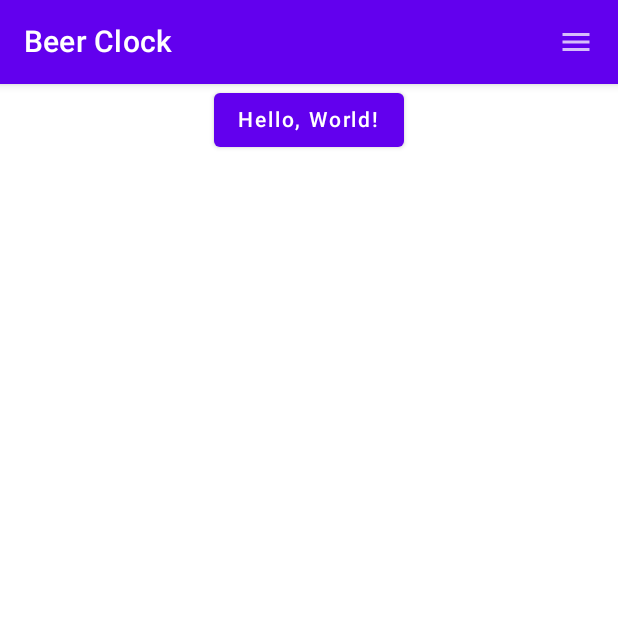
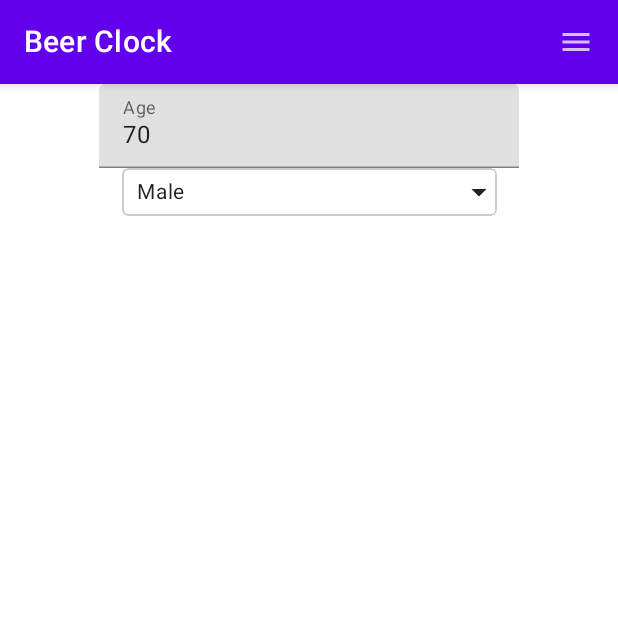
Before and after one commit to thaapasa/beerclock-multiplatform, an Android app built with Jetpack Compose: the screen it shows after launch (MainActivity), on a phone screen of 412 x 824 dp, the top half of it. Run offline under Robolectric (Android 15) with nearby library versions, the phone set to English and light mode, and no system bars.

Commit message:
Created UI for selecting user preferences

```diff
--- a/shared/src/commonMain/kotlin/App.kt
+++ b/shared/src/commonMain/kotlin/App.kt
@@ -6,7 +6,7 @@ import fi.tuska.beerclock.ui.MainScreen
 
 @Composable
 fun App() {
-    MainLayout(content = { paddingValues -> MainScreen(paddingValues) })
+    MainLayout(content = { MainScreen() })
 }
 
 expect fun getPlatformName(): String
--- a/shared/src/commonMain/kotlin/ui/DrawerContent.kt
+++ b/shared/src/commonMain/kotlin/ui/DrawerContent.kt
@@ -13,9 +13,9 @@ import androidx.compose.ui.unit.dp
 @Composable
 fun DrawerContent() {
     Column(modifier = Modifier.fillMaxSize(), verticalArrangement = Arrangement.Top) {
-        Text(text = strings.menuSettings, modifier = Modifier.padding(16.dp).clickable { /* Handle click */ })
-        Text(text = strings.menuDrinks, modifier = Modifier.padding(16.dp).clickable { /* Handle click */ })
-        Text(text = strings.menuStatistics, modifier = Modifier.padding(16.dp).clickable { /* Handle click */ })
+        Text(text = strings.menu.settings, modifier = Modifier.padding(16.dp).clickable { /* Handle click */ })
+        Text(text = strings.menu.drinks, modifier = Modifier.padding(16.dp).clickable { /* Handle click */ })
+        Text(text = strings.menu.statistics, modifier = Modifier.padding(16.dp).clickable { /* Handle click */ })
         // Add more items or custom drawer content here
     }
 }
--- /dev/null
+++ b/shared/src/commonMain/kotlin/ui/GenderSelector.kt
@@ -0,0 +1,60 @@
+package fi.tuska.beerclock.ui
+
+import androidx.compose.foundation.BorderStroke
+import androidx.compose.foundation.border
+import androidx.compose.foundation.clickable
+import androidx.compose.foundation.layout.Box
+import androidx.compose.foundation.layout.padding
+import androidx.compose.foundation.layout.size
+import androidx.compose.foundation.shape.RoundedCornerShape
+import androidx.compose.material.DropdownMenu
+import androidx.compose.material.DropdownMenuItem
+import androidx.compose.material.Icon
+import androidx.compose.material.Text
+import androidx.compose.material.icons.Icons
+import androidx.compose.material.icons.filled.ArrowDropDown
+import androidx.compose.runtime.Composable
+import androidx.compose.runtime.getValue
+import androidx.compose.runtime.mutableStateOf
+import androidx.compose.runtime.remember
+import androidx.compose.runtime.setValue
+import androidx.compose.ui.Alignment
+import androidx.compose.ui.Modifier
+import androidx.compose.ui.draw.clip
+import androidx.compose.ui.graphics.Color
+import androidx.compose.ui.unit.dp
+import androidx.compose.ui.unit.sp
+import fi.tuska.beerclock.domain.Gender
+
+@Composable
+fun GenderSelector(initialValue: Gender) {
+    val options = Gender.values().toList()
+    var expanded by remember { mutableStateOf(false) }
+    var selectedOption by remember { mutableStateOf(initialValue) }
+
+    Box(
+        contentAlignment = Alignment.CenterStart,
+        modifier = Modifier.size(250.dp, 32.dp).clip(RoundedCornerShape(4.dp))
+            .border(BorderStroke(1.dp, Color.LightGray), RoundedCornerShape(4.dp))
+            .clickable { expanded = !expanded },
+    ) {
+        Text(
+            text = strings.forGender(selectedOption),
+            fontSize = 14.sp,
+            modifier = Modifier.padding(start = 10.dp)
+        )
+        Icon(
+            Icons.Filled.ArrowDropDown, "contentDescription", Modifier.align(Alignment.CenterEnd)
+        )
+        DropdownMenu(expanded = expanded, onDismissRequest = { expanded = false }) {
+            options.forEach { selectionOption ->
+                DropdownMenuItem(onClick = {
+                    selectedOption = selectionOption
+                    expanded = false
+                }) {
+                    Text(text = strings.forGender(selectionOption))
+                }
+            }
+        }
+    }
+}
--- a/shared/src/commonMain/kotlin/ui/Localization.kt
+++ b/shared/src/commonMain/kotlin/ui/Localization.kt
@@ -1,33 +1,88 @@
 package fi.tuska.beerclock.ui
 
 import androidx.compose.ui.text.intl.Locale
+import fi.tuska.beerclock.domain.Gender
 
 val strings = when(Locale.current.language) {
     "fi" -> FiStrings
     "en" -> EnStrings
     else -> EnStrings
 }
-
 interface Strings {
     val appName: String
-    val menu: String
-    val menuSettings: String
-    val menuDrinks: String
-    val menuStatistics: String
+    val menu: MenuStrings
+    val settings: SettingsStrings
+
+    fun forGender(g: Gender): String =
+        when (g) {
+            Gender.MALE -> gender.MALE
+            Gender.FEMALE -> gender.FEMALE
+        }
+
+    val gender: GenderStrings
+
+    interface MenuStrings {
+        val main: String
+        val settings: String
+        val drinks: String
+        val statistics: String
+    }
+
+    interface SettingsStrings {
+        val ageLabel: String
+        val genderLabel: String
+    }
+
+    interface GenderStrings {
+        val MALE: String
+        val FEMALE: String
+    }
 }
 
 object EnStrings : Strings {
     override val appName = "Beer Clock"
-    override val menu = "Menu"
-    override val menuSettings = "Settings"
-    override val menuDrinks = "Drinks"
-    override val menuStatistics = "Statistics"
+    override val menu = Menu
+
+    object Menu : Strings.MenuStrings {
+        override val main = "Menu"
+        override val settings = "Settings"
+        override val drinks = "Drinks"
+        override val statistics = "Statistics"
+    }
+
+    override val settings = Settings
+    object Settings : Strings.SettingsStrings {
+        override val ageLabel = "Age"
+        override val genderLabel = "Gender"
+    }
+
+    override val gender = Gender
+    object Gender : Strings.GenderStrings {
+        override val MALE = "Male"
+        override val FEMALE = "Female"
+    }
 }
 
 object FiStrings : Strings {
     override val appName = "Kaljakello"
-    override val menu = "Valikko"
-    override val menuSettings = "Asetukset"
-    override val menuDrinks = "Juomat"
-    override val menuStatistics = "Tilastot"
+    override val menu = Menu
+
+    object Menu : Strings.MenuStrings {
+        override val main = "Valikko"
+        override val settings = "Asetukset"
+        override val drinks = "Juomat"
+        override val statistics = "Tilastot"
+    }
+
+    override val settings = Settings
+    object Settings : Strings.SettingsStrings {
+        override val ageLabel = "Ikä"
+        override val genderLabel = "Sukupuoli"
+    }
+
+    override val gender = Gender
+    object Gender : Strings.GenderStrings {
+        override val MALE = "Mies"
+        override val FEMALE = "Nainen"
+    }
 }
--- a/shared/src/commonMain/kotlin/ui/MainLayout.kt
+++ b/shared/src/commonMain/kotlin/ui/MainLayout.kt
@@ -25,11 +25,8 @@ fun MainLayout(content: @Composable (PaddingValues) -> Unit) {
             })
         }, drawerContent = {
             DrawerContent()
-        }, drawerGesturesEnabled = true
-        ) { innerPadding ->
-            // This is where your main screen content goes
-            content(innerPadding)
-        }
+        }, drawerGesturesEnabled = true, content = content
+        )
     }
 }
 
@@ -47,7 +44,7 @@ fun ToggleDrawerButton(drawerState: DrawerState) {
     }) {
         Icon(
             imageVector = Icons.Default.Menu,
-            contentDescription = strings.menu,
+            contentDescription = strings.menu.main,
         )
     }
 }
--- a/shared/src/commonMain/kotlin/ui/MainScreen.kt
+++ b/shared/src/commonMain/kotlin/ui/MainScreen.kt
@@ -1,12 +1,9 @@
 package fi.tuska.beerclock.ui
 
-import androidx.compose.animation.AnimatedVisibility
-import androidx.compose.foundation.Image
 import androidx.compose.foundation.layout.Column
-import androidx.compose.foundation.layout.PaddingValues
 import androidx.compose.foundation.layout.fillMaxWidth
-import androidx.compose.material.Button
 import androidx.compose.material.Text
+import androidx.compose.material.TextField
 import androidx.compose.runtime.Composable
 import androidx.compose.runtime.getValue
 import androidx.compose.runtime.mutableStateOf
@@ -14,28 +11,18 @@ import androidx.compose.runtime.remember
 import androidx.compose.runtime.setValue
 import androidx.compose.ui.Alignment
 import androidx.compose.ui.Modifier
-import fi.tuska.beerclock.getPlatformName
-import org.jetbrains.compose.resources.ExperimentalResourceApi
-import org.jetbrains.compose.resources.painterResource
+import fi.tuska.beerclock.domain.Gender
 
-@OptIn(ExperimentalResourceApi::class)
 @Composable
-fun MainScreen(innerPadding: PaddingValues) {
+fun MainScreen() {
 
-    var greetingText by remember { mutableStateOf("Hello, World!") }
-    var showImage by remember { mutableStateOf(false) }
+    var ageText by remember { mutableStateOf("70") }
+    var gender by remember { mutableStateOf(Gender.MALE) }
+
     Column(Modifier.fillMaxWidth(), horizontalAlignment = Alignment.CenterHorizontally) {
-        Button(onClick = {
-            greetingText = "Hello, ${getPlatformName()}"
-            showImage = !showImage
-        }) {
-            Text(greetingText)
-        }
-        AnimatedVisibility(showImage) {
-            Image(
-                painterResource("compose-multiplatform.xml"),
-                contentDescription = "Compose Multiplatform icon"
-            )
-        }
+        TextField(value = ageText,
+            onValueChange = { ageText = it },
+            label = { Text(text = strings.settings.ageLabel) })
+        GenderSelector(initialValue = gender)
     }
 }
```
Also changed, not shown: 1 other file.
